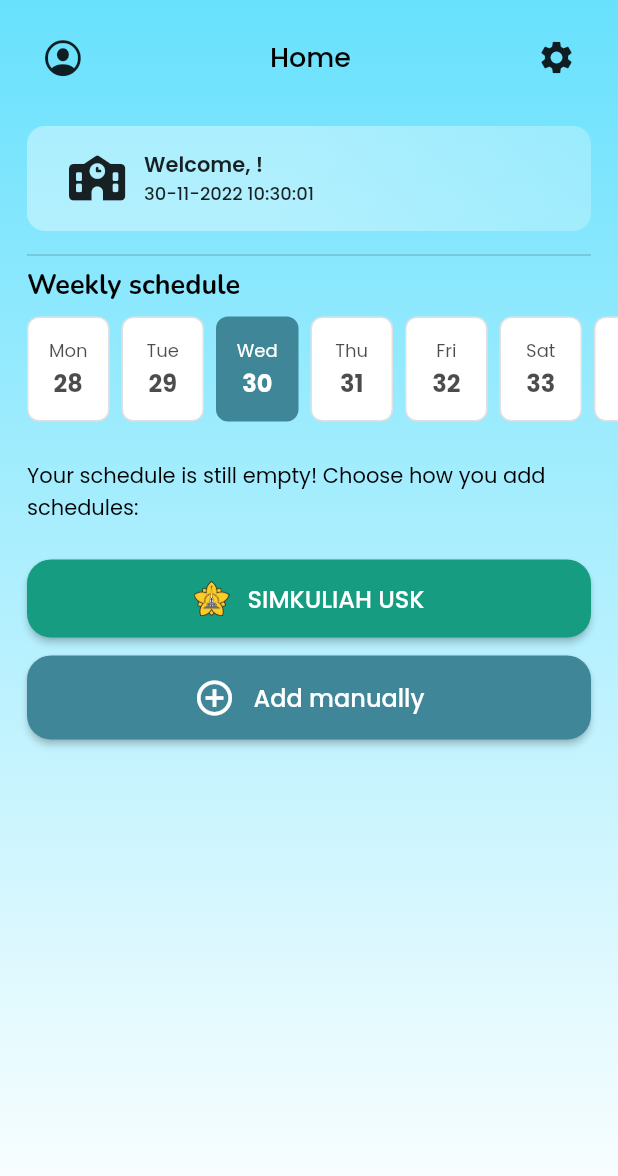
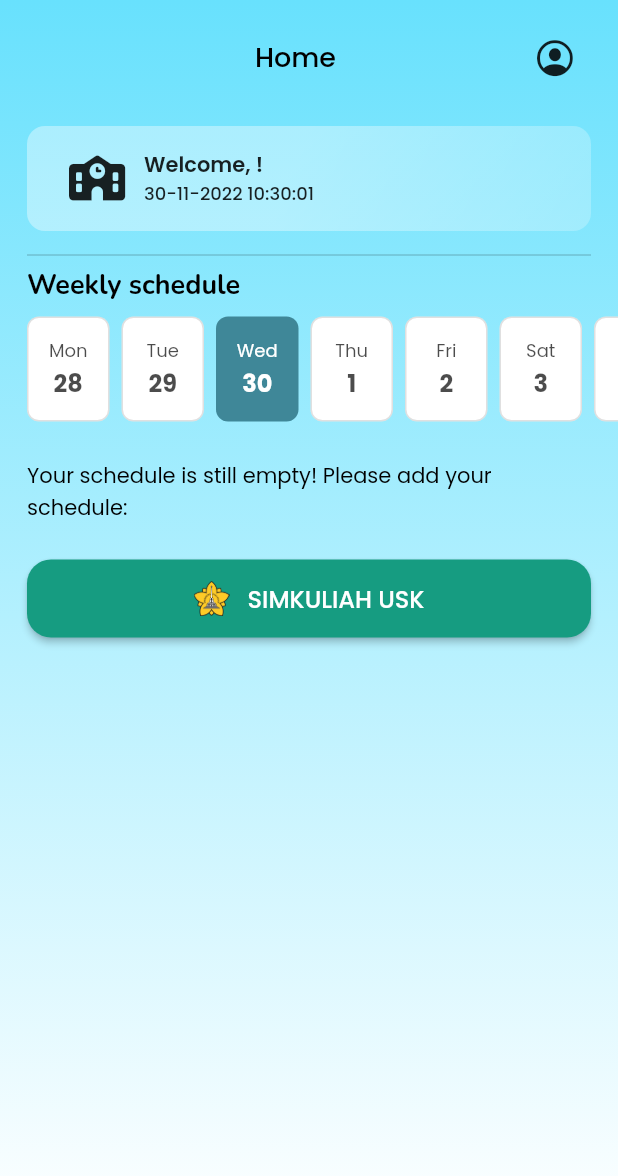
Before and after one commit to nuzulh/campus-life, a Flutter app: the Home screen opened by its route, on a phone screen of 412 x 824 dp. Shown: the top 1176 px of the screen. Run offline on Flutter 3.47's test engine with Material 2 defaults, Android fonts, the phone set to English and light mode, and no system bars; our stand-ins replace cloud_firestore, firebase_auth, firebase_core, flutter_datetime_picker, flutter_local_notifications, font_awesome_flutter and 6 more; accounts and stored records are empty.

Commit message:
update for UAS revision

```diff
--- a/lib/components/auth_textfield.dart
+++ b/lib/components/auth_textfield.dart
@@ -8,6 +8,7 @@ class AuthTextField extends StatelessWidget {
   final bool isPassword;
   final int maxLines;
   final Function()? onTap;
+  final Function(String value)? onChanged;
   final bool readOnly;
 
   const AuthTextField({
@@ -19,6 +20,7 @@ class AuthTextField extends StatelessWidget {
     this.isPassword = false,
     this.maxLines = 1,
     this.onTap,
+    this.onChanged,
     this.readOnly = false,
   }) : super(key: key);
 
@@ -32,6 +34,7 @@ class AuthTextField extends StatelessWidget {
         maxLines: maxLines,
         onTap: onTap,
         readOnly: readOnly,
+        onChanged: onChanged,
         decoration: InputDecoration(
           contentPadding:
               const EdgeInsets.symmetric(vertical: 14.0, horizontal: 8.0),
--- a/lib/components/day_card.dart
+++ b/lib/components/day_card.dart
@@ -41,7 +41,7 @@ class DayCard extends StatelessWidget {
               ),
             ),
             Text(
-              int.parse(date) < 1 ? '-' : date,
+              date,
               style: GoogleFonts.poppins(
                 color:
                     isSelected ? Colors.white : Colors.black.withOpacity(0.7),
--- a/lib/components/header.dart
+++ b/lib/components/header.dart
@@ -19,6 +19,11 @@ class Header extends StatelessWidget {
       child: Row(
         mainAxisAlignment: MainAxisAlignment.spaceBetween,
         children: <Widget>[
+          const SizedBox(width: 50),
+          Text(
+            title,
+            style: Theme.of(context).textTheme.headline3,
+          ),
           CupertinoButton(
             onPressed: () {
               if (showBackButton) {
@@ -33,20 +38,6 @@ class Header extends StatelessWidget {
               color: Colors.black87,
             ),
           ),
-          Text(
-            title,
-            style: Theme.of(context).textTheme.headline3,
-          ),
-          CupertinoButton(
-            onPressed: () {
-              Get.toNamed('/settings');
-            },
-            child: const Icon(
-              Icons.settings,
-              size: 26.0,
-              color: Colors.black87,
-            ),
-          ),
         ],
       ),
     );
--- a/lib/controllers/home.dart
+++ b/lib/controllers/home.dart
@@ -13,8 +13,9 @@ class HomeController extends GetxController {
   final Rx<DateTime> today = DateTime.now().obs;
   final RxList<String> days =
       <String>['Mon', 'Tue', 'Wed', 'Thu', 'Fri', 'Sat', 'Sun'].obs;
+  late RxList<DateTime> weekDates = <DateTime>[].obs;
   late RxInt day = 0.obs;
-  late RxInt firstDay = 0.obs;
+  late Rx<DateTime> firstDay = today;
   late RxInt selectedDay = 0.obs;
   late RxString time = ''.obs;
   late LocalNotification service;
@@ -25,8 +26,10 @@ class HomeController extends GetxController {
     listenToNotification();
 
     day.value = days.indexOf(days[today.value.weekday - 1]);
-    firstDay.value = today.value.day - day.value;
+    firstDay.value = today.value.subtract(Duration(days: day.value));
     selectedDay.value = day.value;
+    weekDates.value = getWeeksForRange(
+        firstDay.value, firstDay.value.add(const Duration(days: 6)));
 
     time.value = formatDateTime(DateTime.now());
     Timer.periodic(const Duration(seconds: 1), (Timer t) => getTime());
@@ -34,6 +37,30 @@ class HomeController extends GetxController {
     ever(selectedDay, renderSubjects);
 
     super.onInit();
+  }
+
+  List<DateTime> getWeeksForRange(DateTime start, DateTime end) {
+    List<List<DateTime>> result = [];
+    DateTime date = start;
+    List<DateTime> week = [];
+
+    while (date.difference(end).inDays <= 0) {
+      if (date.weekday == 1 && week.isNotEmpty) {
+        result.add(week);
+        week = [];
+      }
+      week.add(date);
+      date = date.add(const Duration(days: 1));
+    }
+
+    result.add(week);
+    List<DateTime> weeks = <DateTime>[];
+    for (List i in result) {
+      for (DateTime x in i) {
+        weeks.add(x);
+      }
+    }
+    return weeks;
   }
 
   void listenToNotification() =>
--- a/lib/main.dart
+++ b/lib/main.dart
@@ -3,7 +3,6 @@ import 'package:campus_life/controllers/auth.dart';
 import 'package:campus_life/pages/account.dart';
 import 'package:campus_life/pages/home.dart';
 import 'package:campus_life/screens/edit_profile.dart';
-import 'package:campus_life/screens/settings.dart';
 import 'package:campus_life/screens/welcome.dart';
 import 'package:campus_life/screens/complete_profile.dart';
 import 'package:campus_life/screens/login.dart';
@@ -133,10 +132,6 @@ class CampusLife extends StatelessWidget {
           page: () => const EditProfile(),
         ),
         GetPage(
-          name: '/settings',
-          page: () => const Settings(),
-        ),
-        GetPage(
           name: '/task-form',
           page: () => const TaskForm(),
         ),
--- a/lib/pages/home.dart
+++ b/lib/pages/home.dart
@@ -53,18 +53,20 @@ class Home extends StatelessWidget {
                           physics: const BouncingScrollPhysics(),
                           child: Obx(
                             () => Row(
-                              children: homeController.days
+                              children: [0, 1, 2, 3, 4, 5, 6]
                                   .map(
-                                    (day) => DayCard(
-                                      day: day,
+                                    (index) => DayCard(
+                                      day: homeController.days[index],
                                       date:
-                                          '${homeController.firstDay.value + homeController.days.indexOf(day)}',
+                                          '${homeController.weekDates[index].day}',
                                       isSelected:
                                           homeController.selectedDay.value ==
-                                              homeController.days.indexOf(day),
+                                              homeController.days.indexOf(
+                                                  homeController.days[index]),
                                       onTap: () {
                                         homeController.selectedDay(
-                                            homeController.days.indexOf(day));
+                                            homeController.days.indexOf(
+                                                homeController.days[index]));
                                       },
                                     ),
                                   )
@@ -84,7 +86,7 @@ class Home extends StatelessWidget {
                                     const Padding(
                                       padding: EdgeInsets.all(18.0),
                                       child: Text(
-                                          'Your schedule is still empty! Choose how you add schedules:'),
+                                          'Your schedule is still empty! Please add your schedule:'),
                                     ),
                                     Button(
                                       text: 'SIMKULIAH USK',
@@ -94,12 +96,6 @@ class Home extends StatelessWidget {
                                       img: 'assets/images/usk.png',
                                       color: const Color.fromARGB(
                                           255, 22, 156, 129),
-                                    ),
-                                    Button(
-                                      text: 'Add manually',
-                                      onPressed: () {},
-                                      icon: Icons.add_circle_outline,
-                                      color: const Color(0xFF3F8798),
                                     ),
                                   ],
                                 );
@@ -116,9 +112,8 @@ class Home extends StatelessWidget {
                                           (subject) => ScheduleCard(
                                               onTap: () {
                                                 Get.to(
-                                                  () => Subject(
-                                                      subjectName:
-                                                          subject['name']),
+                                                  () =>
+                                                      Subject(subject: subject),
                                                 );
                                               },
                                               subject: subject['name'],
```
Also changed, not shown: lib/components/subject_card.dart (added, +125 -0 lines), lib/controllers/schedule.dart (+5 -11 lines), lib/screens/settings.dart (deleted, +0 -75 lines), lib/screens/subject.dart (+7 -57 lines), lib/screens/task.dart (added, +92 -0 lines).
